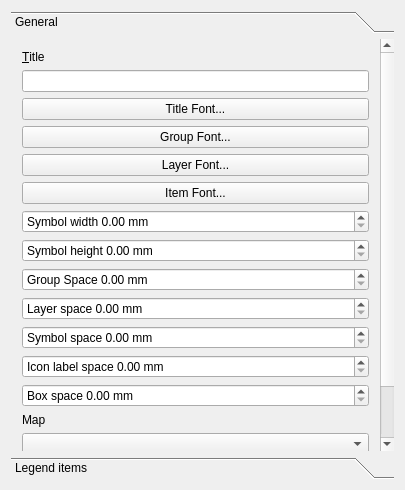
Above: src/ui/qgscomposerlegendwidgetbase.ui from carsmie/QGIS before the change. Below: the same form after it.
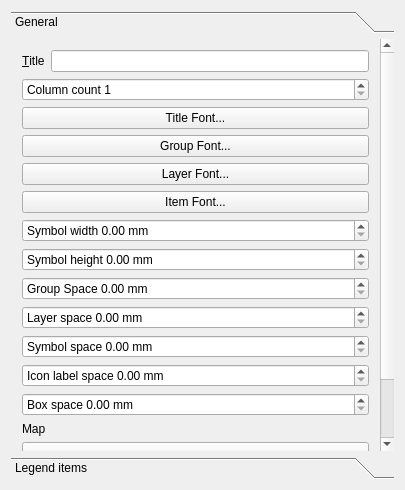
That is the form after the change. The open tabs and pages were chosen to show the change. Icons and pictures are not drawn.

Patch:
```diff
--- a/src/ui/qgscomposerlegendwidgetbase.ui
+++ b/src/ui/qgscomposerlegendwidgetbase.ui
@@ -44,7 +44,7 @@
        <item row="0" column="0">
         <widget class="QToolBox" name="toolBox">
          <property name="currentIndex">
-          <number>1</number>
+          <number>0</number>
          </property>
          <widget class="QWidget" name="page">
           <property name="geometry">
@@ -52,17 +52,14 @@
             <x>0</x>
             <y>0</y>
             <width>370</width>
-            <height>467</height>
+            <height>479</height>
            </rect>
           </property>
           <attribute name="label">
            <string>General</string>
           </attribute>
           <layout class="QGridLayout" name="gridLayout">
-           <item row="2" column="1">
-            <widget class="QLineEdit" name="mTitleLineEdit"/>
-           </item>
-           <item row="3" column="1">
+           <item row="5" column="1">
             <widget class="QPushButton" name="mTitleFontButton">
              <property name="sizePolicy">
               <sizepolicy hsizetype="Preferred" vsizetype="Fixed">
@@ -75,28 +72,28 @@
              </property>
             </widget>
            </item>
-           <item row="4" column="1">
+           <item row="6" column="1">
             <widget class="QPushButton" name="mGroupFontButton">
              <property name="text">
               <string>Group Font...</string>
              </property>
             </widget>
            </item>
-           <item row="5" column="1">
+           <item row="7" column="1">
             <widget class="QPushButton" name="mLayerFontButton">
              <property name="text">
               <string>Layer Font...</string>
              </property>
             </widget>
            </item>
-           <item row="6" column="1">
+           <item row="8" column="1">
             <widget class="QPushButton" name="mItemFontButton">
              <property name="text">
               <string>Item Font...</string>
              </property>
             </widget>
            </item>
-           <item row="7" column="1">
+           <item row="9" column="1">
             <widget class="QDoubleSpinBox" name="mSymbolWidthSpinBox">
              <property name="prefix">
               <string>Symbol width </string>
@@ -106,7 +103,7 @@
              </property>
             </widget>
            </item>
-           <item row="8" column="1">
+           <item row="10" column="1">
             <widget class="QDoubleSpinBox" name="mSymbolHeightSpinBox">
              <property name="prefix">
               <string>Symbol height </string>
@@ -116,7 +113,7 @@
              </property>
             </widget>
            </item>
-           <item row="10" column="1">
+           <item row="12" column="1">
             <widget class="QDoubleSpinBox" name="mLayerSpaceSpinBox">
              <property name="prefix">
               <string>Layer space </string>
@@ -126,7 +123,7 @@
              </property>
             </widget>
            </item>
-           <item row="12" column="1">
+           <item row="14" column="1">
             <widget class="QDoubleSpinBox" name="mSymbolSpaceSpinBox">
              <property name="prefix">
               <string>Symbol space </string>
@@ -136,7 +133,7 @@
              </property>
             </widget>
            </item>
-           <item row="13" column="1">
+           <item row="15" column="1">
             <widget class="QDoubleSpinBox" name="mIconLabelSpaceSpinBox">
              <property name="prefix">
               <string>Icon label space </string>
@@ -146,7 +143,7 @@
              </property>
             </widget>
            </item>
-           <item row="14" column="1">
+           <item row="16" column="1">
             <widget class="QDoubleSpinBox" name="mBoxSpaceSpinBox">
              <property name="prefix">
               <string>Box space </string>
@@ -156,7 +153,7 @@
              </property>
             </widget>
            </item>
-           <item row="20" column="1">
+           <item row="22" column="1">
             <spacer name="verticalSpacer">
              <property name="orientation">
               <enum>Qt::Vertical</enum>
@@ -169,27 +166,17 @@
              </property>
             </spacer>
            </item>
-           <item row="16" column="1">
+           <item row="18" column="1">
             <widget class="QComboBox" name="mMapComboBox"/>
            </item>
-           <item row="15" column="1">
+           <item row="17" column="1">
             <widget class="QLabel" name="mMapLabel">
              <property name="text">
               <string>Map</string>
              </property>
             </widget>
            </item>
-           <item row="1" column="1">
-            <widget class="QLabel" name="mTitleLabel">
-             <property name="text">
-              <string>&amp;Title</string>
-             </property>
-             <property name="buddy">
-              <cstring>mTitleLineEdit</cstring>
-             </property>
-            </widget>
-           </item>
-           <item row="9" column="1">
+           <item row="11" column="1">
             <widget class="QDoubleSpinBox" name="mGroupSpaceSpinBox">
              <property name="prefix">
               <string>Group Space </string>
@@ -199,20 +186,50 @@
              </property>
             </widget>
            </item>
-           <item row="18" column="1">
+           <item row="20" column="1">
             <widget class="QLabel" name="label">
              <property name="text">
               <string>Wrap text on</string>
              </property>
             </widget>
            </item>
-           <item row="19" column="1">
+           <item row="21" column="1">
             <widget class="QLineEdit" name="mWrapCharLineEdit">
              <property name="frame">
               <bool>true</bool>
              </property>
             </widget>
            </item>
+           <item row="2" column="1">
+            <layout class="QHBoxLayout" name="horizontalLayout">
+             <item>
+              <widget class="QLabel" name="mTitleLabel">
+               <property name="text">
+                <string>&amp;Title</string>
+               </property>
+               <property name="buddy">
+                <cstring>mTitleLineEdit</cstring>
+               </property>
+              </widget>
+             </item>
+             <item>
+              <widget class="QLineEdit" name="mTitleLineEdit"/>
+             </item>
+            </layout>
+           </item>
+           <item row="4" column="1">
+            <widget class="QSpinBox" name="mColumnCountSpinBox">
+             <property name="prefix">
+              <string>Column count </string>
+             </property>
+             <property name="minimum">
+              <number>1</number>
+             </property>
+             <property name="maximum">
+              <number>1000</number>
+             </property>
+            </widget>
+           </item>
           </layout>
          </widget>
          <widget class="QWidget" name="page_2">
```
Left out of the diff: 1 changed line with no effect on the pictures.
